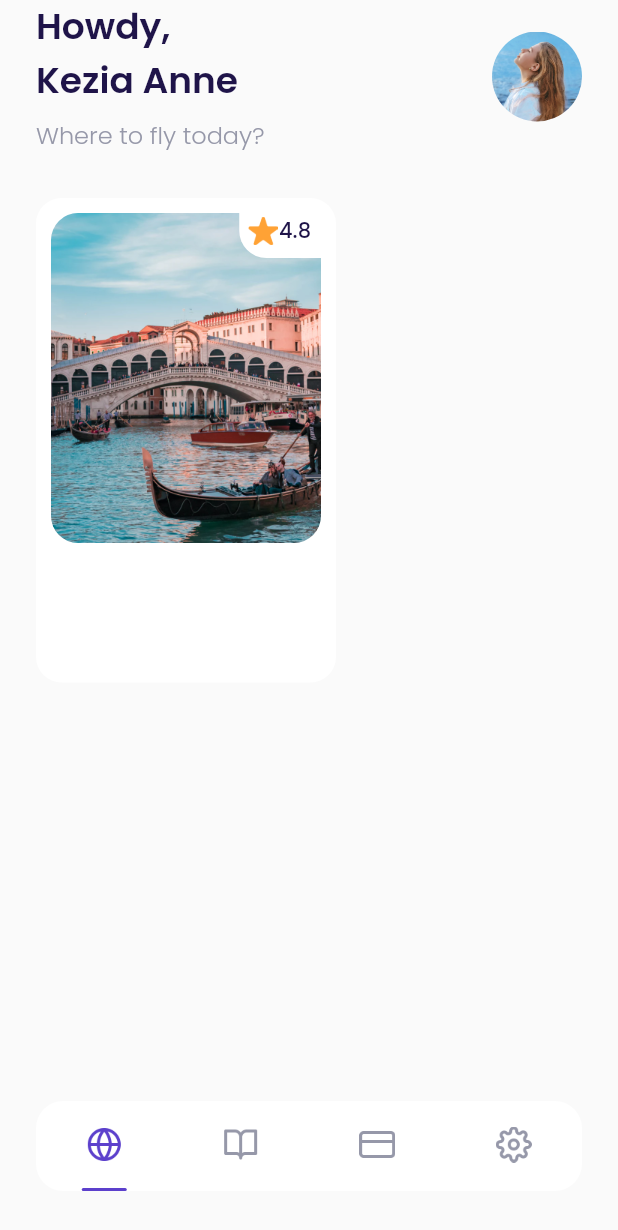
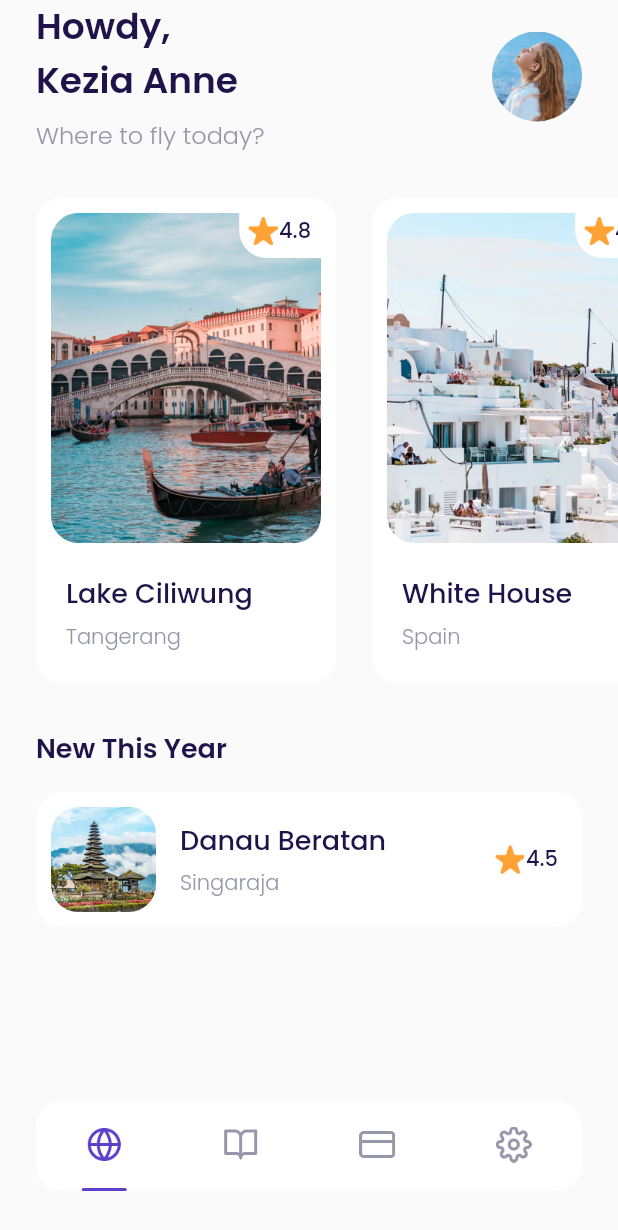
Before and after one commit to aluth313/flutter-book-ticket-airplane, a Flutter app: the MainPage screen opened by its route, on a phone screen of 412 x 824 dp. Shown: the top 1230 px of the screen. Run offline on Flutter 3.47's test engine with Material 2 defaults, Android fonts, the phone set to English and light mode, and no system bars; our stand-ins replace google_fonts.

Commit message:
slicing home

```diff
--- a/lib/ui/pages/home_page.dart
+++ b/lib/ui/pages/home_page.dart
@@ -1,5 +1,7 @@
 import 'package:flutter/material.dart';
 import 'package:flutter_airplane/shared/theme.dart';
+import 'package:flutter_airplane/ui/widgets/destination_card.dart';
+import 'package:flutter_airplane/ui/widgets/destination_tile.dart';
 
 class HomePage extends StatelessWidget {
   const HomePage({Key? key}) : super(key: key);
@@ -47,61 +49,52 @@ class HomePage extends StatelessWidget {
     Widget popularDestinations() {
       return Container(
         margin: EdgeInsets.only(top: 30),
-        child: Row(
+        child: SingleChildScrollView(
+          scrollDirection: Axis.horizontal,
+          child: Row(
+            children: [
+              DestinationCard(
+                  name: 'Lake Ciliwung',
+                  place: 'Tangerang',
+                  image: 'assets/image_destination1.png',
+                  rate: 4.8),
+              DestinationCard(
+                  name: 'White House',
+                  place: 'Spain',
+                  image: 'assets/image_destination2.png',
+                  rate: 4.7),
+              DestinationCard(
+                  name: 'Hill Heyo',
+                  place: 'Monaco',
+                  image: 'assets/image_destination3.png',
+                  rate: 4.8),
+              DestinationCard(
+                  name: 'Menarra',
+                  place: 'Japan',
+                  image: 'assets/image_destination4.png',
+                  rate: 5.0),
+              DestinationCard(
+                  name: 'Payung Teduh',
+                  place: 'Singapore',
+                  image: 'assets/image_destination5.png',
+                  rate: 4.8),
+            ],
+          ),
+        ),
+      );
+    }
+
+    Widget newDestinations() {
+      return Container(
+        margin: EdgeInsets.only(top: 30, left: defaultMargin, right: defaultMargin),
+        child: Column(
+          crossAxisAlignment: CrossAxisAlignment.start,
           children: [
-            Container(
-              width: 200,
-              height: 323,
-              padding: EdgeInsets.all(10),
-              margin: EdgeInsets.only(left: defaultMargin),
-              decoration: BoxDecoration(
-                  borderRadius: BorderRadius.circular(defaultRadius),
-                  color: kWhiteColor),
-              child: Column(
-                children: [
-                  Container(
-                    width: 180,
-                    height: 220,
-                    decoration: BoxDecoration(
-                        borderRadius: BorderRadius.circular(18),
-                        image: DecorationImage(
-                            image:
-                                AssetImage('assets/image_destination1.png'))),
-                    child: Align(
-                      alignment: Alignment.topRight,
-                      child: Container(
-                        width: 54.5,
-                        height: 30,
-                        padding:
-                            EdgeInsets.only(bottom: 6, right: 2, left: 5.5),
-                        decoration: BoxDecoration(
-                            color: kWhiteColor,
-                            borderRadius: BorderRadius.only(
-                                bottomLeft: Radius.circular(18))),
-                        child: Row(
-                          children: [
-                            Container(
-                              width: 20,
-                              height: 20,
-                              margin: EdgeInsets.only(right: 1),
-                              decoration: BoxDecoration(
-                                  image: DecorationImage(
-                                      image:
-                                          AssetImage('assets/icon_star.png'))),
-                            ),
-                            Text(
-                              '4.8',
-                              style:
-                                  blackTextStyle.copyWith(fontWeight: medium),
-                            )
-                          ],
-                        ),
-                      ),
-                    ),
-                  ),
-                ],
-              ),
+            Text(
+              'New This Year',
+              style: blackTextStyle.copyWith(fontSize: 18, fontWeight: semiBold),
             ),
+            DestinationTile(),
           ],
         ),
       );
@@ -111,6 +104,7 @@ class HomePage extends StatelessWidget {
       children: [
         header(),
         popularDestinations(),
+        newDestinations(),
       ],
     );
   }
--- /dev/null
+++ b/lib/ui/widgets/destination_card.dart
@@ -0,0 +1,91 @@
+import 'package:flutter/material.dart';
+import 'package:flutter_airplane/shared/theme.dart';
+
+class DestinationCard extends StatelessWidget {
+  final String name;
+  final String place;
+  final String image;
+  final double rate;
+
+  const DestinationCard(
+      {Key? key,
+      required this.name,
+      required this.place,
+      required this.image,
+      this.rate = 0.0})
+      : super(key: key);
+
+  @override
+  Widget build(BuildContext context) {
+    return Container(
+      width: 200,
+      height: 323,
+      padding: EdgeInsets.all(10),
+      margin: EdgeInsets.only(left: defaultMargin),
+      decoration: BoxDecoration(
+          borderRadius: BorderRadius.circular(defaultRadius),
+          color: kWhiteColor),
+      child: Column(
+        crossAxisAlignment: CrossAxisAlignment.start,
+        children: [
+          Container(
+            width: 180,
+            height: 220,
+            margin: EdgeInsets.only(bottom: 20),
+            decoration: BoxDecoration(
+                borderRadius: BorderRadius.circular(18),
+                image: DecorationImage(image: AssetImage(image))),
+            child: Align(
+              alignment: Alignment.topRight,
+              child: Container(
+                width: 54.5,
+                height: 30,
+                padding: EdgeInsets.only(bottom: 6, right: 2, left: 5.5),
+                decoration: BoxDecoration(
+                    color: kWhiteColor,
+                    borderRadius:
+                        BorderRadius.only(bottomLeft: Radius.circular(18))),
+                child: Row(
+                  children: [
+                    Container(
+                      width: 20,
+                      height: 20,
+                      margin: EdgeInsets.only(right: 1),
+                      decoration: BoxDecoration(
+                          image: DecorationImage(
+                              image: AssetImage('assets/icon_star.png'))),
+                    ),
+                    Text(
+                      rate.toString(),
+                      style: blackTextStyle.copyWith(fontWeight: medium),
+                    )
+                  ],
+                ),
+              ),
+            ),
+          ),
+          Container(
+            margin: EdgeInsets.only(left: 10),
+            child: Column(
+              crossAxisAlignment: CrossAxisAlignment.start,
+              children: [
+                Text(
+                  name,
+                  style:
+                      blackTextStyle.copyWith(fontSize: 18, fontWeight: medium),
+                ),
+                SizedBox(
+                  height: 5,
+                ),
+                Text(
+                  place,
+                  style: greyTextStyle.copyWith(fontWeight: light),
+                )
+              ],
+            ),
+          ),
+        ],
+      ),
+    );
+  }
+}
--- /dev/null
+++ b/lib/ui/widgets/destination_tile.dart
@@ -0,0 +1,66 @@
+import 'package:flutter/material.dart';
+import 'package:flutter_airplane/shared/theme.dart';
+
+class DestinationTile extends StatelessWidget {
+  const DestinationTile({Key? key}) : super(key: key);
+
+  @override
+  Widget build(BuildContext context) {
+    return Container(
+      margin: EdgeInsets.only(top: 16),
+      padding: EdgeInsets.all(10),
+      decoration: BoxDecoration(
+          color: kWhiteColor, borderRadius: BorderRadius.circular(18)),
+      child: Row(
+        children: [
+          Container(
+            width: 70,
+            height: 70,
+            margin: EdgeInsets.only(right: 16),
+            decoration: BoxDecoration(
+                borderRadius: BorderRadius.circular(18),
+                image: DecorationImage(
+                    fit: BoxFit.cover,
+                    image: AssetImage('assets/image_destination6.png'))),
+          ),
+          Expanded(
+            child: Column(
+              crossAxisAlignment: CrossAxisAlignment.start,
+              children: [
+                Text(
+                  'Danau Beratan',
+                  overflow: TextOverflow.ellipsis,
+                  style:
+                      blackTextStyle.copyWith(fontSize: 18, fontWeight: medium),
+                ),
+                SizedBox(
+                  height: 5,
+                ),
+                Text(
+                  'Singaraja',
+                  overflow: TextOverflow.ellipsis,
+                  style: greyTextStyle.copyWith(fontWeight: light),
+                )
+              ],
+            ),
+          ),
+          Container(
+            width: 20,
+            height: 20,
+            margin: EdgeInsets.only(right: 1),
+            decoration: BoxDecoration(
+                image:
+                    DecorationImage(image: AssetImage('assets/icon_star.png'))),
+          ),
+          Text(
+            '4.5',
+            style: blackTextStyle.copyWith(fontWeight: medium),
+          ),
+          SizedBox(
+            width: 6,
+          )
+        ],
+      ),
+    );
+  }
+}
```
